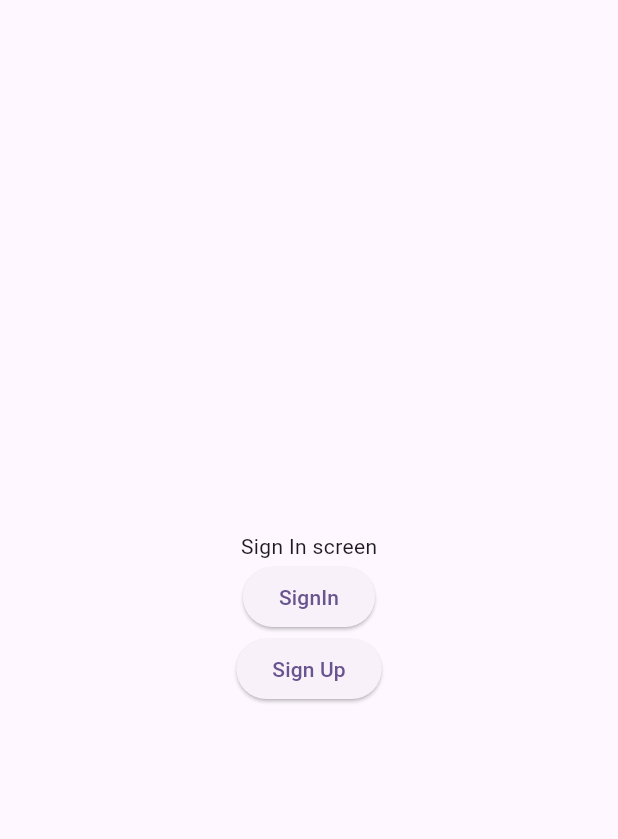
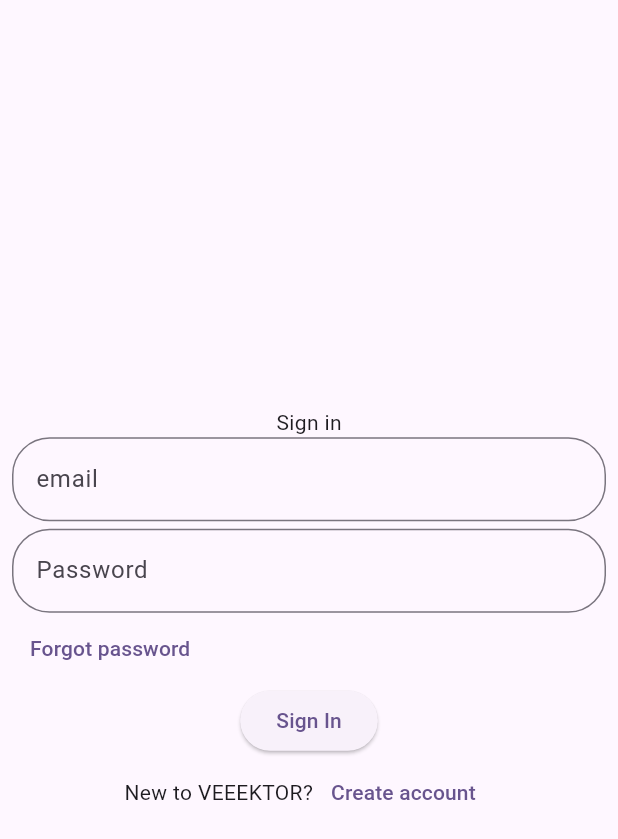
Before and after one commit to InternetTechTeam/VEEEKTOR_mobile, a Flutter app: the screen it shows after launch, on a phone screen of 412 x 824 dp. Shown: the top 839 px of the screen. Run offline on Flutter 3.47's test engine with Material 3 defaults, Android fonts, the phone set to English and light mode, and no system bars; our stand-ins replace bloc, dio, flutter_bloc.

Commit message:
add forms to sign in/up

```diff
--- a/lib/main.dart
+++ b/lib/main.dart
@@ -5,7 +5,6 @@ import 'package:veeektor/application/services/authefication_service.dart';
 import 'package:veeektor/screens/home_screen.dart';
 import 'package:veeektor/widgets/authorization_widget.dart';
 import 'package:veeektor/theme.dart';
-import 'package:veeektor/widgets/bottom_bar.dart';
 
 void main() {
   runApp(
--- a/lib/screens/auth/sign_in_screen.dart
+++ b/lib/screens/auth/sign_in_screen.dart
@@ -1,35 +1,82 @@
 import 'package:flutter/material.dart';
 import 'package:flutter_bloc/flutter_bloc.dart';
 import 'package:veeektor/application/bloc/auth_page_bloc/auth_page_bloc.dart';
+import 'package:veeektor/widgets/text_input_widget.dart';
 
 class SignInScreen extends StatelessWidget {
   const SignInScreen({super.key});
 
   @override
   Widget build(BuildContext context) {
-    _onPressed() {
-      BlocProvider.of<AuthPageBloc>(context)
-          .add(AuthPageEvent.showSignUpScreen());
-    }
-
-    return Center(
+    return Padding(
+      padding: const EdgeInsets.all(8.0),
       child: Column(
         mainAxisAlignment: MainAxisAlignment.center,
+        crossAxisAlignment: CrossAxisAlignment.start,
         children: [
-          const Text("Sign In screen"),
-          ElevatedButton(
-            onPressed: () {
-              BlocProvider.of<AuthPageBloc>(context)
-                  .add(AuthPageEvent.signIn());
-            },
-            child: Text("SignIn"),
+          SignInForm(),
+          TextButton(
+            onPressed: () {},
+            child: Text("Forgot password"),
           ),
-          ElevatedButton(
-            onPressed: _onPressed,
-            child: const Text("Sign Up"),
+          Center(
+            child: ElevatedButton(
+              onPressed: () {
+                BlocProvider.of<AuthPageBloc>(context)
+                    .add(AuthPageEvent.signIn());
+              },
+              child: Text("Sign In"),
+            ),
+          ),
+          Row(
+            mainAxisAlignment: MainAxisAlignment.center,
+            children: [
+              Text("New to VEEEKTOR?"),
+              TextButton(
+                onPressed: () {
+                  BlocProvider.of<AuthPageBloc>(context)
+                      .add(AuthPageEvent.showSignUpScreen());
+                },
+                child: Text("Create account"),
+              ),
+            ],
           ),
         ],
       ),
     );
   }
 }
+
+class SignInForm extends StatefulWidget {
+  const SignInForm({super.key});
+
+  @override
+  State<SignInForm> createState() => _SignInFormState();
+}
+
+class _SignInFormState extends State<SignInForm> {
+  final _emailController = TextEditingController();
+  final _passwordController = TextEditingController();
+
+  @override
+  Widget build(BuildContext context) {
+    return Form(
+      child: Column(
+        children: [
+          Text("Sign in"),
+          TextInputWidget(
+            controller: _emailController,
+            label: "email",
+            obscureText: false,
+          ),
+          Padding(padding: EdgeInsets.only(top: 5)),
+          TextInputWidget(
+            controller: _passwordController,
+            label: "Password",
+            obscureText: true,
+          ),
+        ],
+      ),
+    );
+  }
+}
--- /dev/null
+++ b/lib/widgets/text_input_widget.dart
@@ -0,0 +1,34 @@
+import 'package:flutter/material.dart';
+
+class TextInputWidget extends StatefulWidget {
+  final TextEditingController controller;
+  final String label;
+  final bool obscureText;
+
+  const TextInputWidget({
+    super.key,
+    required this.controller,
+    required this.label,
+    required this.obscureText,
+  });
+
+  @override
+  State<TextInputWidget> createState() => _TextInputWidgetState();
+}
+
+class _TextInputWidgetState extends State<TextInputWidget> {
+  @override
+  Widget build(BuildContext context) {
+    return TextFormField(
+      controller: widget.controller,
+      obscureText: widget.obscureText,
+      decoration: InputDecoration(
+        label: Text(widget.label),
+        border: OutlineInputBorder(
+          borderRadius: BorderRadius.circular(25),
+          borderSide: BorderSide(),
+        ),
+      ),
+    );
+  }
+}
```
Also changed, not shown: lib/screens/auth/sign_up_screen.dart (+77 -4 lines), lib/application/services/authefication_service.dart (line endings or trailing spaces).
